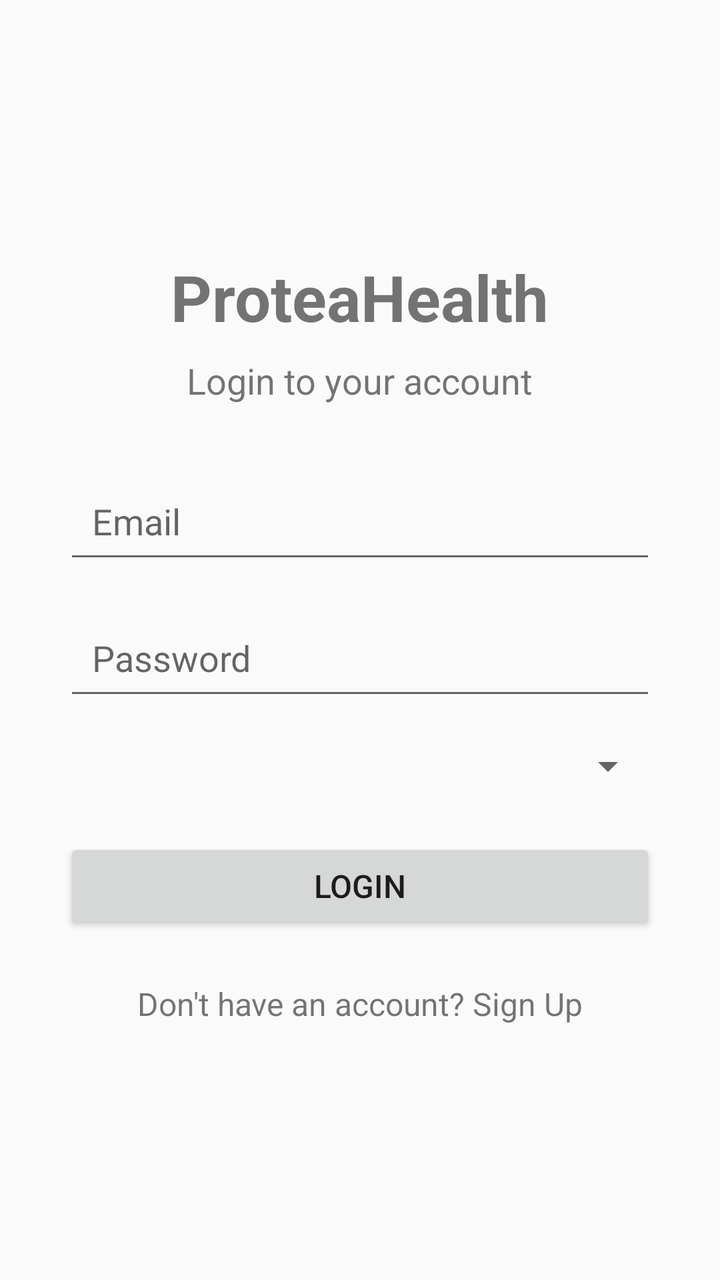
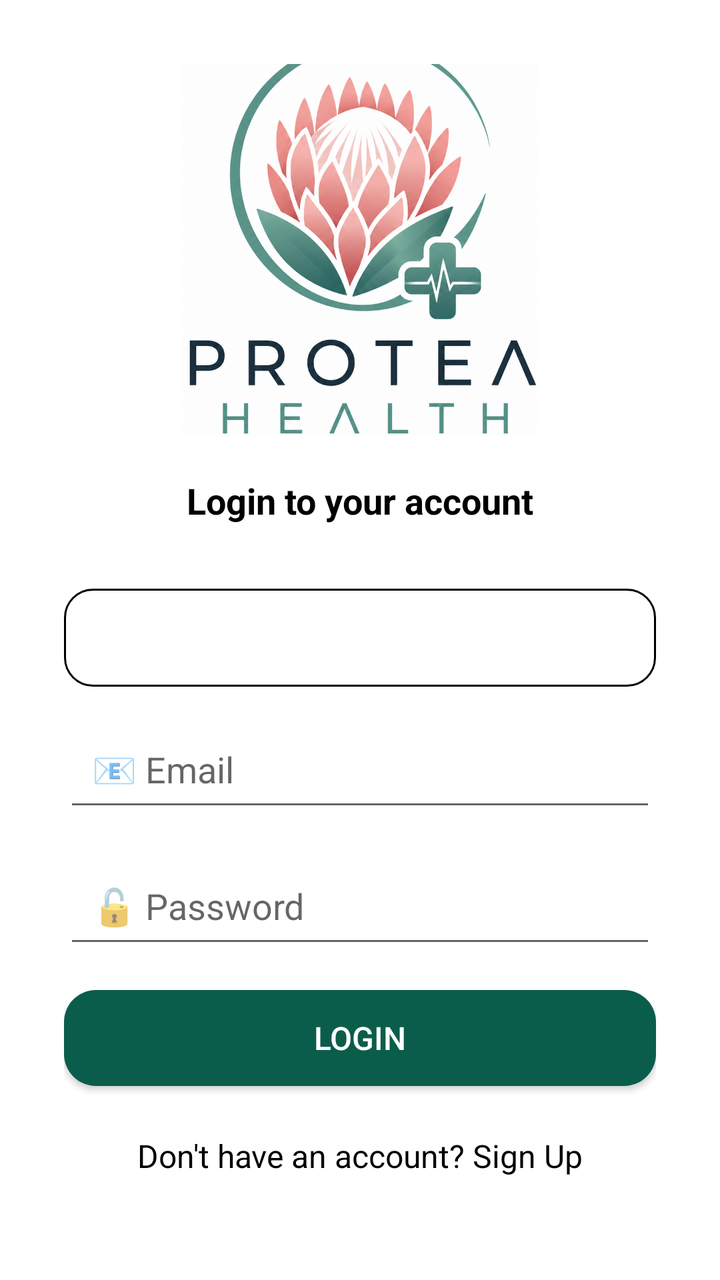

Compare the two renders of this Android layout. The source of the first and the diff that turns it into the second are given below.
<!-- AndroidManifest.xml: application theme Theme.Proteahealth -->
<!-- res/layout/activity_login.xml -->
<?xml version="1.0" encoding="utf-8"?>
<LinearLayout xmlns:android="http://schemas.android.com/apk/res/android"
    android:layout_width="match_parent"
    android:layout_height="match_parent"
    android:orientation="vertical"
    android:padding="32dp"
    android:gravity="center">

    <TextView
        android:layout_width="wrap_content"
        android:layout_height="wrap_content"
        android:text="ProteaHealth"
        android:textSize="32sp"
        android:textStyle="bold"
        android:layout_marginBottom="8dp" />

    <TextView
        android:layout_width="wrap_content"
        android:layout_height="wrap_content"
        android:text="Login to your account"
        android:textSize="18sp"
        android:layout_marginBottom="32dp" />

    <EditText
        android:id="@+id/emailEditText"
        android:layout_width="match_parent"
        android:layout_height="wrap_content"
        android:hint="Email"
        android:inputType="textEmailAddress"
        android:padding="14dp"
        android:layout_marginBottom="16dp" />

    <EditText
        android:id="@+id/passwordEditText"
        android:layout_width="match_parent"
        android:layout_height="wrap_content"
        android:hint="Password"
        android:inputType="textPassword"
        android:padding="14dp"
        android:layout_marginBottom="16dp" />

    <Spinner
        android:id="@+id/roleSpinner"
        android:layout_width="match_parent"
        android:layout_height="wrap_content"
        android:layout_marginBottom="24dp" />

    <Button
        android:id="@+id/loginButton"
        android:layout_width="match_parent"
        android:layout_height="wrap_content"
        android:text="LOGIN"
        android:textSize="16sp" />

    <TextView
        android:id="@+id/signupTextView"
        android:layout_width="wrap_content"
        android:layout_height="wrap_content"
        android:text="Don't have an account? Sign Up"
        android:textSize="16sp"
        android:layout_marginTop="24dp" />

</LinearLayout>
<!-- resources referenced by this layout -->
<resources>
  <style name="Theme.Proteahealth" parent="Theme.AppCompat.Light.NoActionBar" />
</resources>

<!-- the commit's change to res/layout/activity_login.xml (unified diff, before → after) -->
@@ -4,28 +4,44 @@
     android:layout_height="match_parent"
     android:orientation="vertical"
     android:padding="32dp"
+    android:background="@color/white"
     android:gravity="center">
 
-    <TextView
-        android:layout_width="wrap_content"
-        android:layout_height="wrap_content"
-        android:text="ProteaHealth"
-        android:textSize="32sp"
-        android:textStyle="bold"
-        android:layout_marginBottom="8dp" />
+
+
+    <ImageView
+        android:id="@+id/logoImageView"
+        android:layout_width="200dp"
+        android:layout_height="200dp"
+        android:src="@drawable/project_logo_mark"
+        android:layout_marginTop="-100px"
+        />
 
     <TextView
         android:layout_width="wrap_content"
         android:layout_height="wrap_content"
         android:text="Login to your account"
+        android:textColor="@color/black"
+        android:textStyle="bold"
         android:textSize="18sp"
-        android:layout_marginBottom="32dp" />
+        android:layout_marginBottom="32dp"
+        android:layout_marginTop="20dp"
+        />
+
+    <Spinner
+        android:id="@+id/roleSpinner"
+        android:layout_width="match_parent"
+        android:layout_height="49dp"
+        android:layout_marginBottom="15dp"
+        android:background="@drawable/input_background"
+        android:textColor="@color/black" />
 
     <EditText
         android:id="@+id/emailEditText"
         android:layout_width="match_parent"
         android:layout_height="wrap_content"
-        android:hint="Email"
+        android:textColor="@color/black"
+        android:hint="📧 Email"
         android:inputType="textEmailAddress"
         android:padding="14dp"
         android:layout_marginBottom="16dp" />
@@ -34,21 +50,20 @@
         android:id="@+id/passwordEditText"
         android:layout_width="match_parent"
         android:layout_height="wrap_content"
-        android:hint="Password"
+        android:textColor="@color/black"
+        android:hint="🔓 Password"
         android:inputType="textPassword"
         android:padding="14dp"
         android:layout_marginBottom="16dp" />
 
-    <Spinner
-        android:id="@+id/roleSpinner"
-        android:layout_width="match_parent"
-        android:layout_height="wrap_content"
-        android:layout_marginBottom="24dp" />
+
 
     <Button
         android:id="@+id/loginButton"
         android:layout_width="match_parent"
         android:layout_height="wrap_content"
+        android:background="@drawable/green_button"
+        android:textColor="@color/white"
         android:text="LOGIN"
         android:textSize="16sp" />
 
@@ -58,6 +73,7 @@
         android:layout_height="wrap_content"
         android:text="Don't have an account? Sign Up"
         android:textSize="16sp"
+        android:textColor="@color/black"
         android:layout_marginTop="24dp" />
 
 </LinearLayout>
<!-- resource entries referenced after the edit -->
@@ -1,5 +1,39 @@
 <!-- resources referenced by this layout -->
 <resources>
+  <color name="black">#FF000000</color>
+  <color name="white">#FFFFFFFF</color>
+  <!-- drawable green_button (drawable) -->
+  <?xml version="1.0" encoding="utf-8"?>
+  
+  
+  <shape xmlns:android="http://schemas.android.com/apk/res/android">
+  
+      
+      <solid android:color="#0B5D4B" />
+  
+      
+      <corners android:radius="16dp" />
+  
+  </shape>
+  <!-- drawable input_background (drawable) -->
+  <?xml version="1.0" encoding="utf-8"?>
+  
+  
+  <shape xmlns:android="http://schemas.android.com/apk/res/android">
+  
+      
+      <solid android:color="#FFFFFF" />
+  
+      
+      <stroke
+          android:width="1dp"
+          android:color="#000000" />
+  
+      
+      <corners android:radius="14dp" />
+  
+  </shape>
+  <!-- drawable project_logo_mark: png bitmap (drawable, 776388 bytes) -->
   <style name="Theme.Proteahealth" parent="Theme.AppCompat.Light.NoActionBar" />
 </resources>
 
